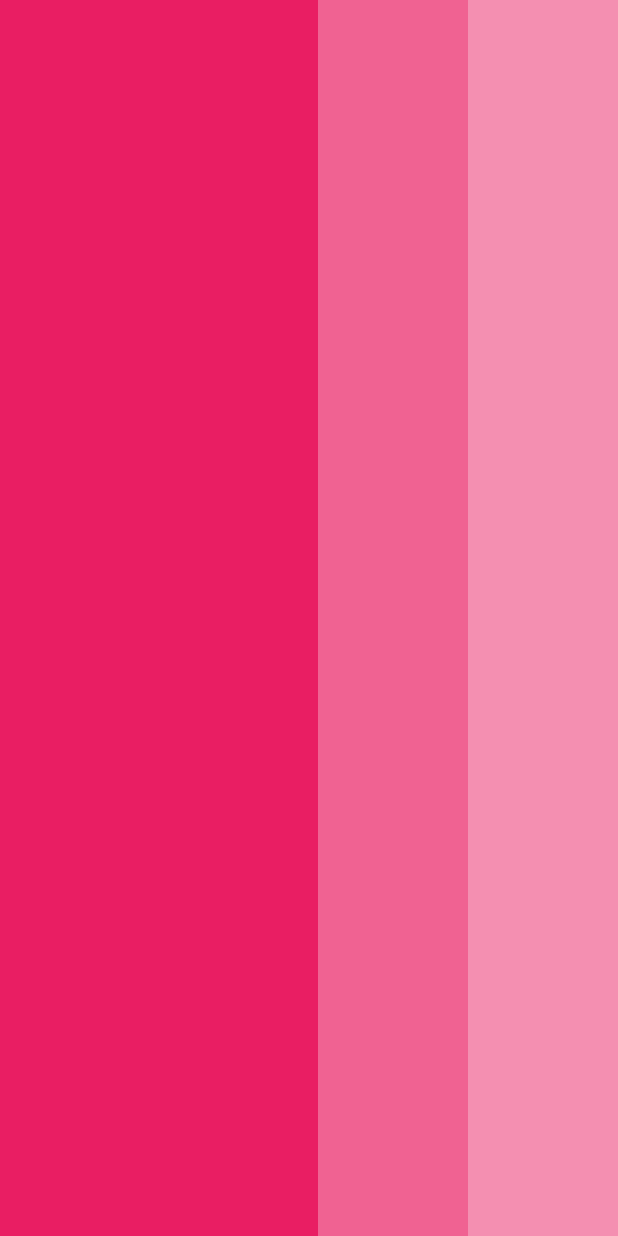
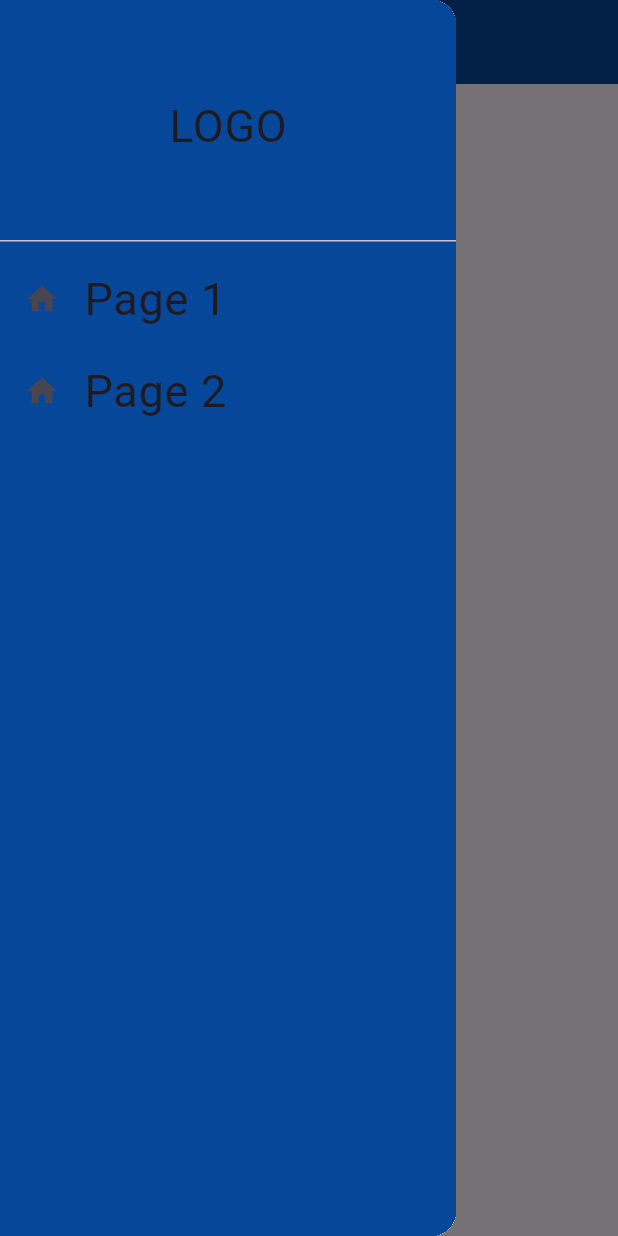
Before and after one commit to Thongngy/App, a Flutter app: the screen it shows after launch, with the side drawer open (before the commit the screen has no drawer), on a phone screen of 412 x 824 dp. Run offline on Flutter 3.47's test engine with Material 3 defaults, Android fonts, the light colour scheme and no system bars.

Commit message:
add new code

```diff
--- a/lib/main.dart
+++ b/lib/main.dart
@@ -2,11 +2,10 @@ import 'package:flutter/material.dart';
 import 'package:weather/page/homepage.dart';
 
 void main() {
-  runApp(const MyApp());
+  runApp(MyApp());
 }
 
 class MyApp extends StatelessWidget {
-  const MyApp({super.key});
 
   // This widget is the root of your application.
   @override
--- a/lib/page/homepage.dart
+++ b/lib/page/homepage.dart
@@ -1,33 +1,58 @@
+
 import 'package:flutter/material.dart';
+import 'package:weather/page/firsh_page.dart';
+import 'package:weather/page/second_page.dart'; // Ensure the correct import path and class name.
 
 class HomePage extends StatelessWidget {
   const HomePage({super.key});
 
-  // This widget is the root of your application.
   @override
   Widget build(BuildContext context) {
     return Scaffold(
-      body:Row(
-        mainAxisAlignment: MainAxisAlignment.spaceEvenly,
-        crossAxisAlignment: CrossAxisAlignment.end,
-        children: [
-          Expanded(child:
-           Container(
-            width: 100,
-              color: Colors.pink,
-            ),
-            ),
-          Container(
-
-              width: 100,
-                color: Colors.pink[300],
+      appBar: AppBar(
+        backgroundColor: const Color.fromRGBO(7, 71, 153, 50),
+        title: const Text('A B A'),
+      ),
+      drawer: Drawer(
+        child: Container(
+          color: const Color.fromRGBO(7, 71, 153, 100),
+          child: ListView(
+            children: [
+              const DrawerHeader(
+                child: Center(
+                  child: Text(
+                    'LOGO',
+                    style: TextStyle(fontSize: 30),
+                  ),
                 ),
-
-          Container(
-              width: 100,
-                color: Colors.pink[200],
+              ),
+              ListTile(
+                leading: const Icon(Icons.home),
+                title: const Text(
+                  'Page 1',
+                  style: TextStyle(fontSize: 30),
                 ),
-        ],
+                onTap: () {
+                  Navigator.of(context).push(
+                    MaterialPageRoute(builder: (context) => FrishPage()),
+                  );
+                },
+              ),
+              ListTile(
+                leading: const Icon(Icons.home),
+                title: const Text(
+                  'Page 2',
+                  style: TextStyle(fontSize: 30),
+                ),
+                onTap: () {
+                  Navigator.of(context).push(
+                    MaterialPageRoute(builder: (context) => SecondPage()),
+                  );
+                },
+              ),
+            ],
+          ),
+        ),
       ),
     );
   }
--- a/pubspec.yaml
+++ b/pubspec.yaml
@@ -59,7 +59,9 @@ flutter:
   uses-material-design: true
 
   # To add assets to your application, add an assets section, like this:
-  # assets:
+  assets:
+  - lib/image/
+
   #   - images/a_dot_burr.jpeg
   #   - images/a_dot_ham.jpeg
 
```
Also changed, not shown: lib/page/ImageAsset.dart (added, +15 -0 lines), lib/page/firsh_page.dart (added, +41 -0 lines), lib/page/second_page.dart (added, +41 -0 lines), lib/image/Image01.jpg (added).
